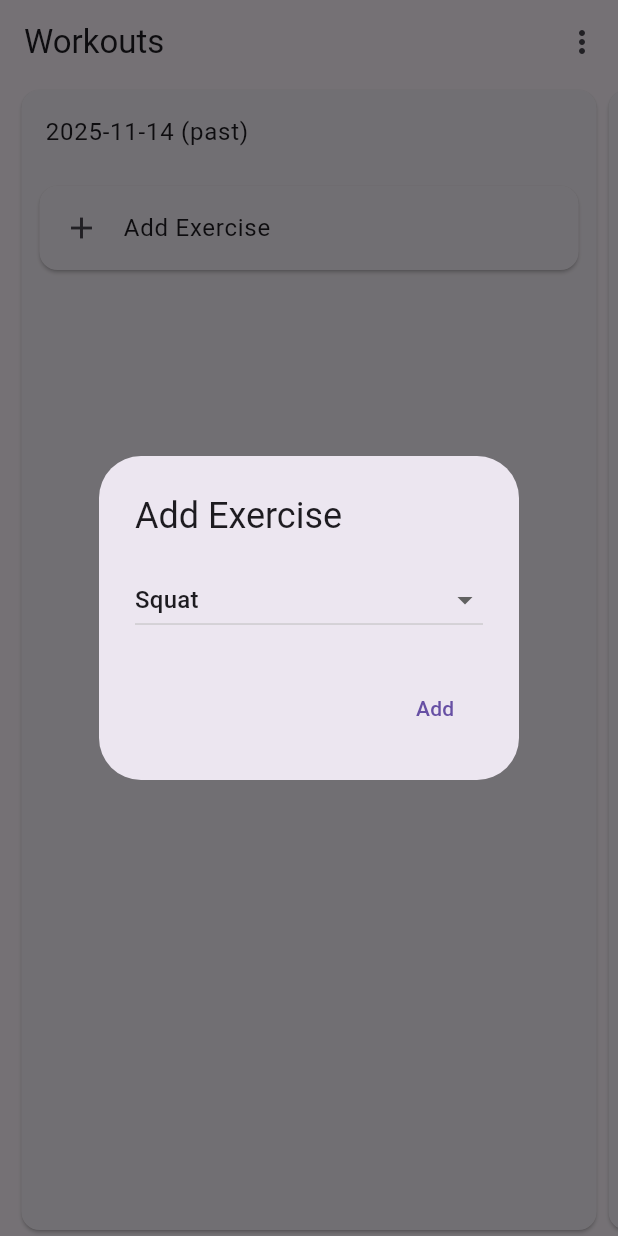
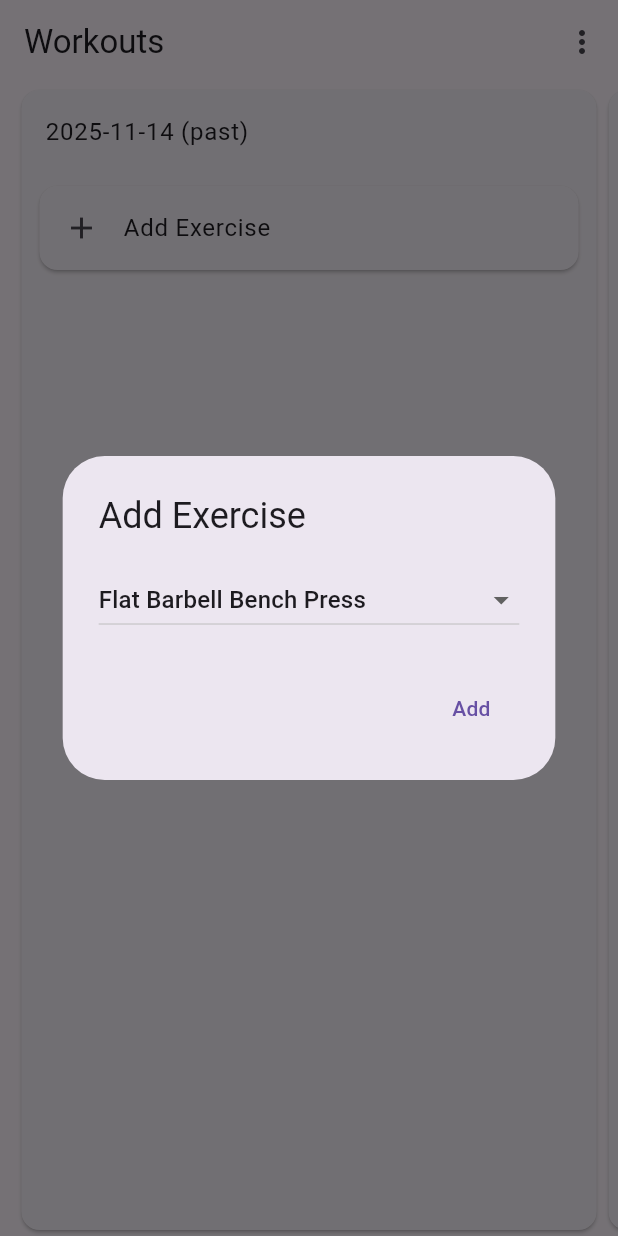
Before and after one commit to CraigBuilds/flutter_workout_app_v2, a Flutter app: the screen it shows after launch, after a tap on "Add Exercise", on a phone screen of 412 x 824 dp. Run offline on Flutter 3.47's test engine with Material 3 defaults, Android fonts, the phone set to English and light mode, and no system bars; our stand-ins replace hive, hive_flutter; accounts and stored records are empty.

Commit message:
change getAvailableExerciseNames

```diff
--- a/lib/backend/database.dart
+++ b/lib/backend/database.dart
@@ -219,21 +219,26 @@ class WorkoutDatabase {
 
   List<String> getAvailableExerciseNames() {
     return [
-      'Squat',
-      'Bench Press',
-      'Deadlift',
-      'Overhead Press',
-      'Barbell Row',
-      'Pull-Up',
-      'Dip',
-      'Bicep Curl',
-      'Tricep Extension',
+      'Flat Barbell Bench Press',
+      'Seated Overhead Dumbbell Press',
+      'Seated Cable Row',
+      'Chin-Ups (Underhand Grip)',
+      'Pull-Ups (Overhand Grip)',
+      'Pull-Downs (Wide Grip)',
       'Leg Press',
-      'Lunge',
-      'Calf Raise',
+      'Barbell Squats',
+      'Conventional Deadlift',
+      'Bayesian Cable Curls',
+      'Barbell Curls',
+      'Tricep Pushdowns (Bar)',
+      'Tricep Overhead Extensions (Rope)',
+      'Cable Lateral Raises',
+      'Machine Chest Flys',
+      'Machine Rear Delt Flys',
+      'Leg Extensions',
       'Plank',
-      'Crunch',
-      'Russian Twist',
+      'Hanging Leg Raises',
+      'Crunches',
     ];
   }
 
```
